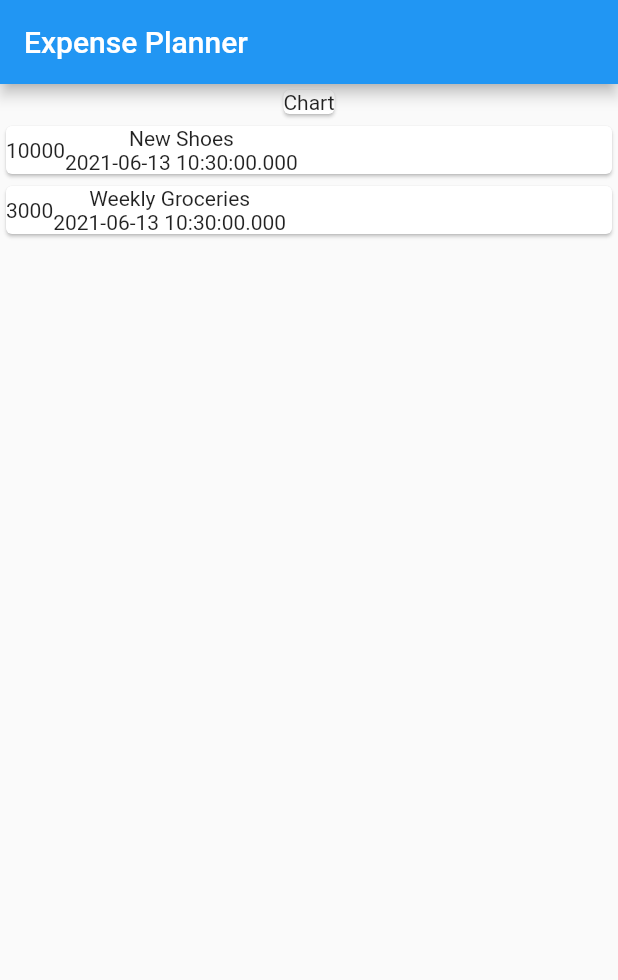
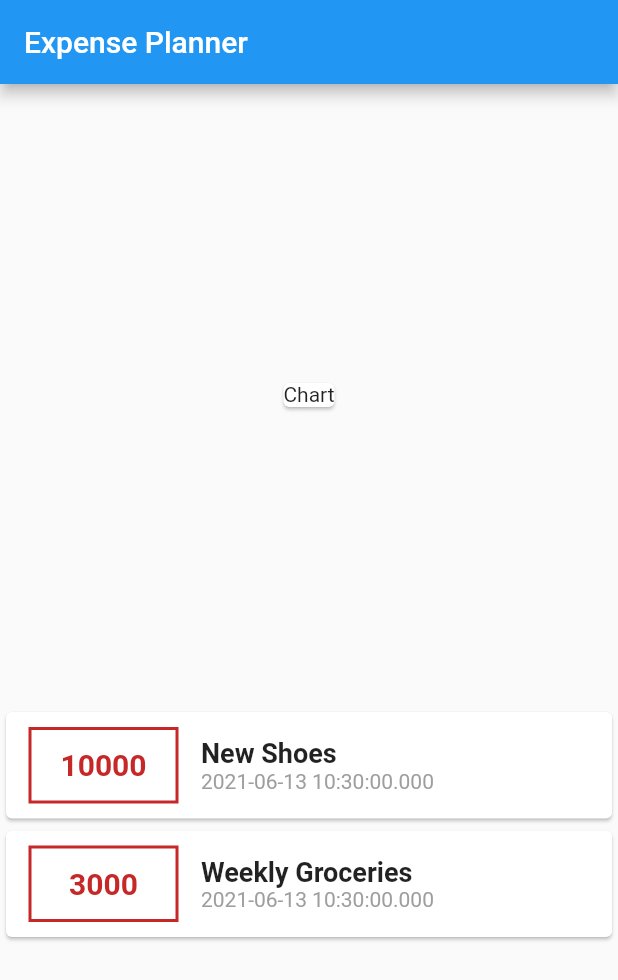
Before and after one commit to basic-bhavya/flutter-learn, a Flutter app: the screen it shows after launch, on a phone screen of 412 x 824 dp. Shown: the top 980 px of the screen. Run offline on Flutter 3.47's test engine with Material 2 defaults, Android fonts, the phone set to English and light mode, and no system bars.

Commit message:
added transaction cards

```diff
--- a/lib/main.dart
+++ b/lib/main.dart
@@ -32,23 +32,44 @@ class ExpensePlannerApp extends StatelessWidget {
         title: Text("Expense Planner"),
       ),
       body: Column(
+        crossAxisAlignment: CrossAxisAlignment.center,
+        mainAxisAlignment: MainAxisAlignment.spaceEvenly,
         children: [
           Card(
             child: Text("Chart"),
           ),
           Column(
-            crossAxisAlignment: CrossAxisAlignment.start,
             children: transactions
                 .map((tx) => Card(
                       child: Row(
                         children: [
                           Container(
-                            child: Text(tx.price.toString()),
+                            width: 100,
+                            padding: EdgeInsets.all(12),
+                            decoration: BoxDecoration(
+                                border: Border.all(
+                                    color: Colors.red.shade800, width: 2)),
+                            margin: EdgeInsets.symmetric(
+                                vertical: 10, horizontal: 15),
+                            child: Text(tx.price.toString(),
+                                textAlign: TextAlign.center,
+                                style: TextStyle(
+                                    color: Colors.red.shade800,
+                                    fontWeight: FontWeight.bold,
+                                    fontSize: 20)),
                           ),
                           Column(
+                            crossAxisAlignment: CrossAxisAlignment.start,
                             children: [
-                              Text(tx.title as String),
-                              Text(tx.date.toString())
+                              Text(
+                                tx.title as String,
+                                style: TextStyle(
+                                    fontWeight: FontWeight.bold, fontSize: 18),
+                              ),
+                              Text(
+                                tx.date.toString(),
+                                style: TextStyle(color: Colors.grey),
+                              )
                             ],
                           )
                         ],
```
